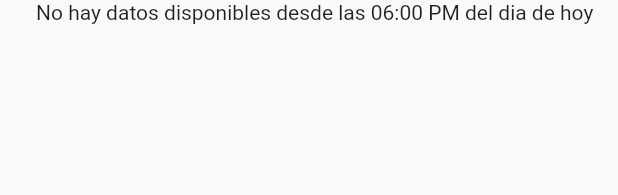
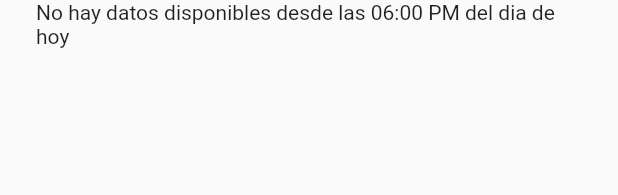
Before and after one commit to lrlucas/weather-app, a Flutter app: the ListDayWeather widget shown alone on an empty page, opened directly with empty values, on a phone screen of 412 x 824 dp. Shown: the top 195 px of the screen. Run offline on Flutter 3.47's test engine with Material 2 defaults, Android fonts, the phone set to English and light mode, and no system bars; our stand-ins replace dio, flutter_bloc; network calls fail.

Commit message:
removeded scrollable messaje for empty weather

```diff
--- a/lib/main.dart
+++ b/lib/main.dart
@@ -1,5 +1,5 @@
 import 'package:flutter/material.dart';
-import 'modules/home/presentation/home.dart';
+import 'modules/home/presentation/pages/home.dart';
 
 void main() {
   runApp(const MyApp());
--- a/lib/modules/home/presentation/widgets/list_day_weather.widget.dart
+++ b/lib/modules/home/presentation/widgets/list_day_weather.widget.dart
@@ -18,25 +18,20 @@ class _ListDayWeatherState extends State<ListDayWeather> {
   Widget build(BuildContext context) {
     return Column(
       children: [
-        SingleChildScrollView(
-          scrollDirection: Axis.horizontal,
-          child: widget.daysWeather.isEmpty
-              ? Center(
-                  child: Padding(
-                    padding: const EdgeInsets.symmetric(
+        widget.daysWeather.isEmpty
+            ? const Padding(
+                padding: EdgeInsets.symmetric(
                   horizontal: 24,
                 ),
-                    child: Row(
-                      mainAxisAlignment: MainAxisAlignment.center,
-                      children: const [
-                        Text(
+                child: Center(
+                  child: Text(
                     'No hay datos disponibles desde las 06:00 PM del dia de hoy',
-                        ),
-                      ],
                   ),
                 ),
               )
-              : Row(
+            : SingleChildScrollView(
+                scrollDirection: Axis.horizontal,
+                child: Row(
                     mainAxisAlignment: MainAxisAlignment.start,
                     children: widget.daysWeather.map((day) {
                       return Row(
```
Also changed, not shown: lib/modules/home/presentation/pages/home.dart (renamed from lib/modules/home/presentation/home.dart, +14 -12 lines). Lines whose indentation alone changed are shown as unchanged.
